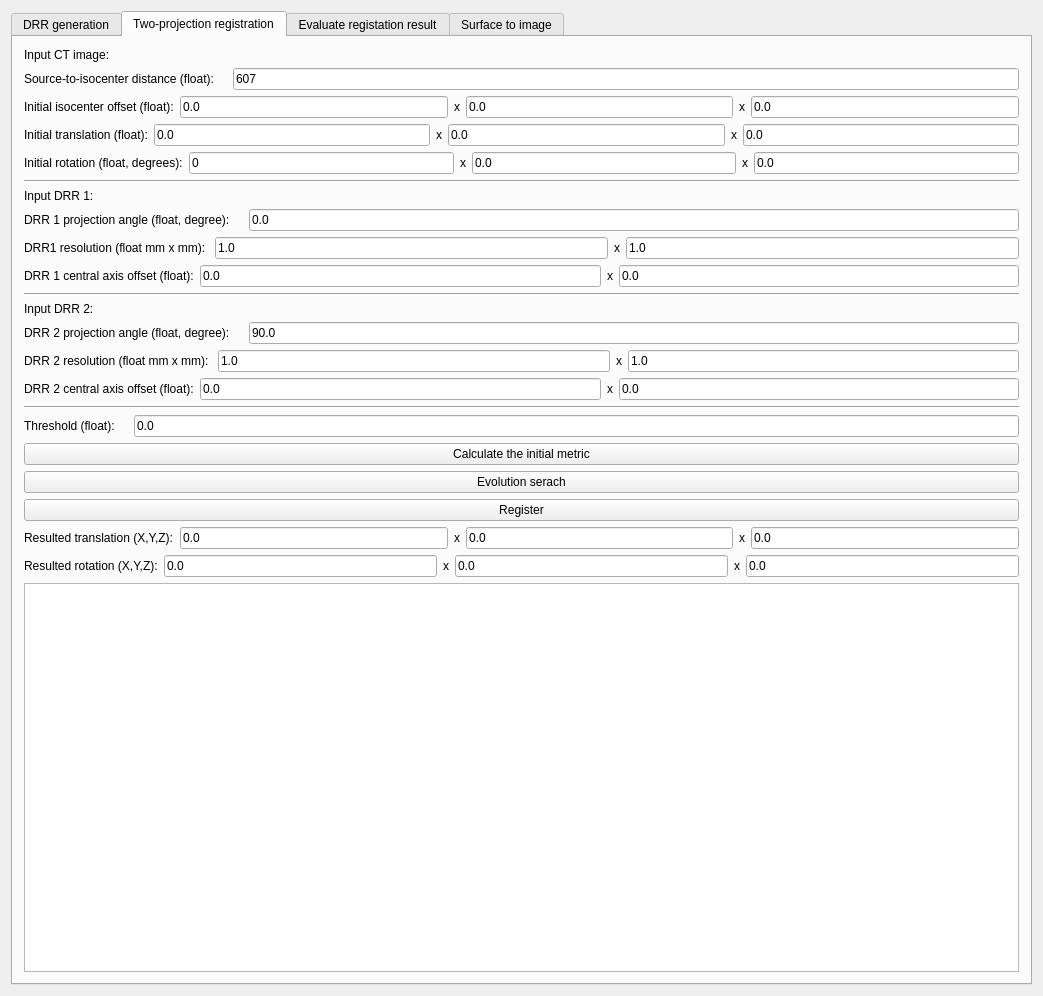
This is Plugins/org.mitk.lancet.nodeeditor/src/internal/NodeEditorControls.ui in zzhou7/MITK_lancet as Qt 5 draws it before an edit. The edited form follows.
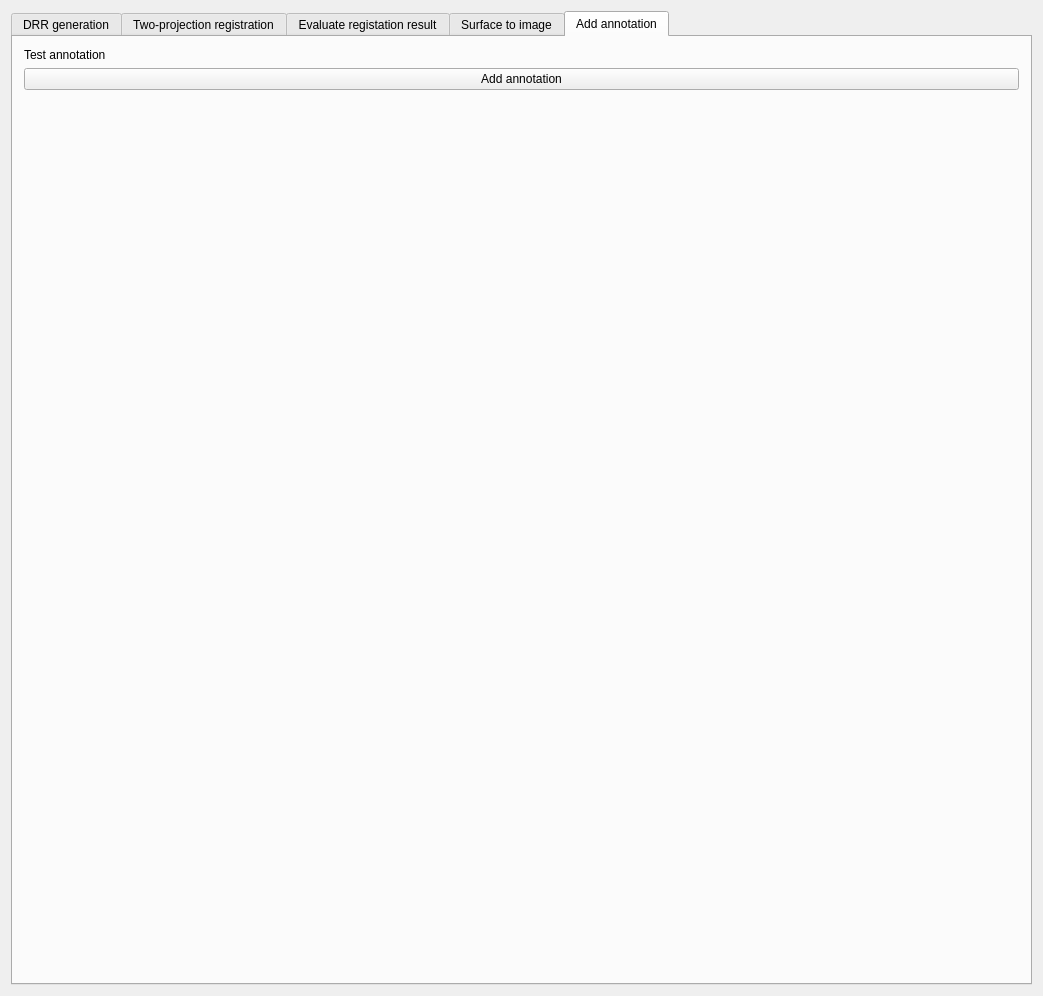
This is the edited form. Custom widgets are drawn as their Qt base class.

Commit message:
Decouple translation and rotation registration / add point label
Decouple translation and rotation registration / add point label

```diff
--- a/Plugins/org.mitk.lancet.nodeeditor/src/internal/NodeEditorControls.ui
+++ b/Plugins/org.mitk.lancet.nodeeditor/src/internal/NodeEditorControls.ui
@@ -19,11 +19,11 @@
   <property name="windowTitle">
    <string>QmitkTemplate</string>
   </property>
-  <layout class="QHBoxLayout" name="horizontalLayout_7">
+  <layout class="QVBoxLayout" name="verticalLayout_6">
    <item>
     <widget class="QTabWidget" name="tabWidget">
      <property name="currentIndex">
-      <number>1</number>
+      <number>4</number>
      </property>
      <widget class="QWidget" name="tab_5">
       <attribute name="title">
@@ -968,17 +968,35 @@
        <item>
         <widget class="QPushButton" name="evolutionSearchPushButton">
          <property name="text">
-          <string>Evolution serach</string>
+          <string>Translation-rotation-coupled evolution serach</string>
          </property>
         </widget>
        </item>
        <item>
         <widget class="QPushButton" name="registerPushButton">
          <property name="text">
-          <string>Register</string>
+          <string>Translation-rotation-coupled register</string>
          </property>
         </widget>
        </item>
+       <item>
+        <layout class="QHBoxLayout" name="horizontalLayout_7">
+         <item>
+          <widget class="QPushButton" name="translationRegisterPushButton">
+           <property name="text">
+            <string>Translation register</string>
+           </property>
+          </widget>
+         </item>
+         <item>
+          <widget class="QPushButton" name="rotationRegisterPushButton">
+           <property name="text">
+            <string>Rotation register</string>
+           </property>
+          </widget>
+         </item>
+        </layout>
+       </item>
        <item>
         <layout class="QHBoxLayout" name="horizontalLayout_31">
          <item>
@@ -1188,6 +1206,40 @@
        </item>
       </layout>
      </widget>
+     <widget class="QWidget" name="tab">
+      <attribute name="title">
+       <string>Add annotation</string>
+      </attribute>
+      <layout class="QVBoxLayout" name="verticalLayout_7">
+       <item>
+        <widget class="QLabel" name="label_69">
+         <property name="text">
+          <string>Test annotation</string>
+         </property>
+        </widget>
+       </item>
+       <item>
+        <widget class="QPushButton" name="addAnnotationPushButton">
+         <property name="text">
+          <string>Add annotation</string>
+         </property>
+        </widget>
+       </item>
+       <item>
+        <spacer name="verticalSpacer_2">
+         <property name="orientation">
+          <enum>Qt::Vertical</enum>
+         </property>
+         <property name="sizeHint" stdset="0">
+          <size>
+           <width>20</width>
+           <height>40</height>
+          </size>
+         </property>
+        </spacer>
+       </item>
+      </layout>
+     </widget>
     </widget>
    </item>
   </layout>
```
The commit also changes 4 other files.
